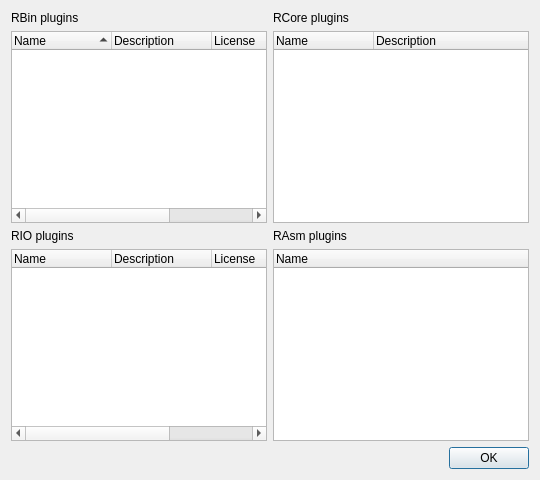
Qt form src/dialogs/R2PluginsDialog.ui (rizinorg/cutter) before a commit.
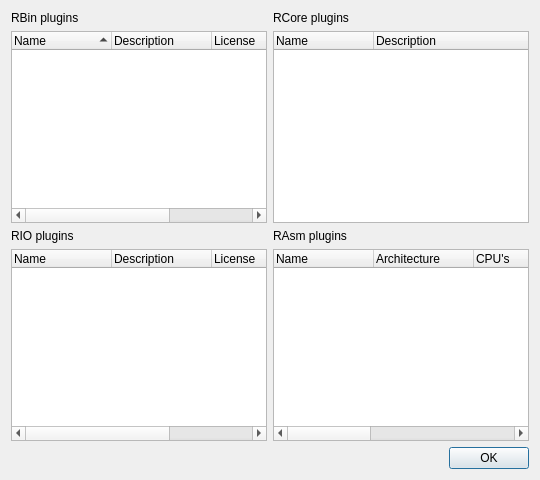
The same form after that commit.

Commit message: Show detailed information of RAsm plugins in 'About' window

Diff of the .ui file:
```diff
--- a/src/dialogs/R2PluginsDialog.ui
+++ b/src/dialogs/R2PluginsDialog.ui
@@ -51,6 +51,36 @@
        <string>Name</string>
       </property>
      </column>
+     <column>
+      <property name="text">
+       <string>Architecture</string>
+      </property>
+     </column>
+     <column>
+      <property name="text">
+       <string>CPU's</string>
+      </property>
+     </column>
+     <column>
+      <property name="text">
+       <string>Version</string>
+      </property>
+     </column>
+     <column>
+      <property name="text">
+       <string>Description</string>
+      </property>
+     </column>
+     <column>
+      <property name="text">
+       <string>License</string>
+      </property>
+     </column>
+     <column>
+      <property name="text">
+       <string>Author</string>
+      </property>
+     </column>
     </widget>
    </item>
    <item row="1" column="0">
```
The commit also changes 3 other files.
